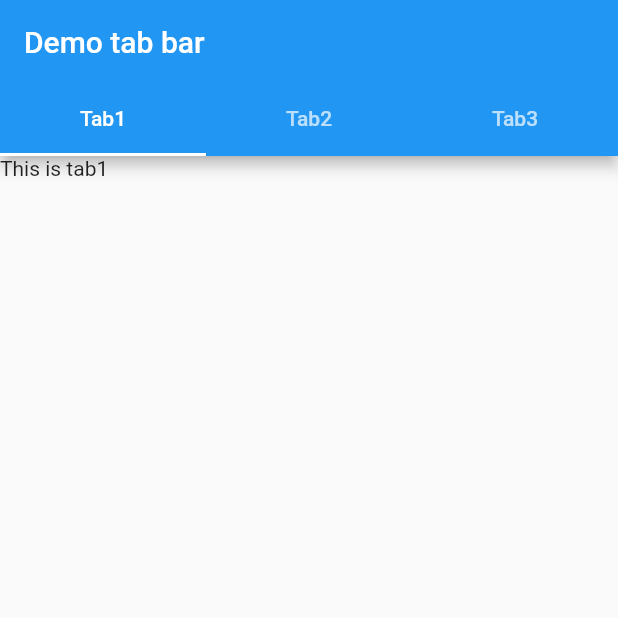
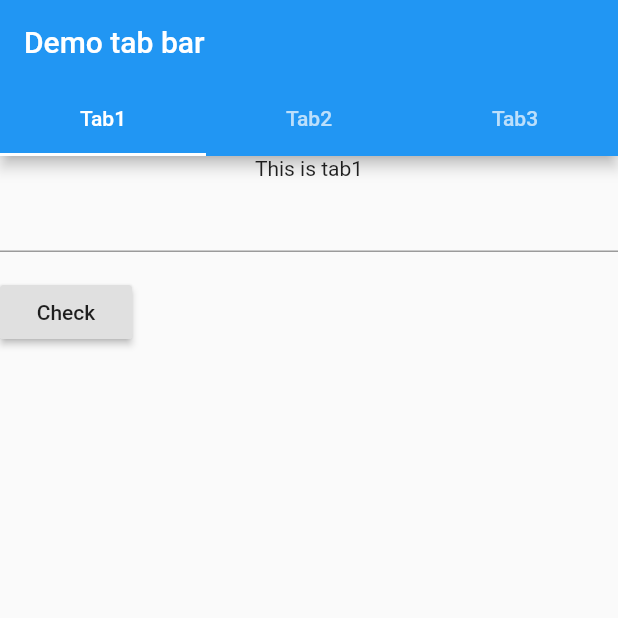
Before and after one commit to doremichen/flutter_list_demo, a Flutter app: the screen it shows after launch, after a tap on "demo tabbar view", on a phone screen of 412 x 824 dp, the top half of it. Run offline on Flutter 3.47's test engine with Material 2 defaults, Android fonts, the phone set to English and light mode, and no system bars; our stand-ins replace fluttertoast; statements that could not run were skipped.

```diff
--- a/lib/main.dart
+++ b/lib/main.dart
@@ -150,7 +150,7 @@ class _MyHomePageState extends State<MyHomePage> {
                 Navigator.push(context, MaterialPageRoute(builder: (context) => DemoCustomScrollView()));
               },
             ),
-            SnackBarPage(),
+            Utils.showSnackBar("I am snackBar"),
             RaisedButton(
               child: Text("demo tabbar view"),
               onPressed: () {
@@ -172,35 +172,6 @@ class _MyHomePageState extends State<MyHomePage> {
   }
 }
 
-///
-/// Show snackbar widget
-///
-class SnackBarPage extends StatelessWidget {
-  @override
-  Widget build(BuildContext context) {
-    return Center(
-      child: RaisedButton(
-        child: Text("demo Snack bar"),
-        onPressed: () {
-
-          SnackBar _snackBar = SnackBar(
-            content: Text("I am snackBar..."),
-            action: SnackBarAction(
-                label: "Action",
-                onPressed: () {
-                  Utils.showToast("Sanck bar action....");
-                }
-            ),
-          );
-
-
-          Scaffold.of(context).showSnackBar(_snackBar);
-        },
-      ),
-    );
-  }
-
-}
 
 class Todo {
   final String title;
@@ -255,19 +226,14 @@ class SimpleLitViewRoute extends StatelessWidget {
 
   final todos = List<Todo>.generate(10, (i) => Todo(title: "Todo $i", description: "Todo description: Hello $i item"));
 
-  List<String> itemName = ["Test1", "Test2", "Test3"];
-  // TextField controller
-  TextEditingController _controller = TextEditingController();
-
-  // show result
-  String _retstr;
+  final List<String> itemName = ["Test1", "Test2", "Test3"];
 
   Future<void> _goToNext(BuildContext context, int position) async {
     Future<Todo> data = Navigator.push(context, MaterialPageRoute(builder:
         (context) => DetailScreen(todo: todos[position],)));
 
     data.then((value) {
-      _retstr = value.ret;
+      final String _retstr = value.ret;
       Utils.showToast(_retstr);
     });
   }
--- a/lib/src/tab_bar_view.dart
+++ b/lib/src/tab_bar_view.dart
@@ -2,6 +2,7 @@
 /// Workings with tab
 ///
 import 'package:flutter/material.dart';
+import 'utils.dart';
 
 
 class DemoTabBarView extends StatelessWidget {
@@ -24,7 +25,16 @@ class DemoTabBarView extends StatelessWidget {
             ),
             body: TabBarView(
               children: [
-                Text("This is tab1"),
+                /// tab 1 view
+                Center(
+                  child: Column(
+                    children: <Widget>[
+                      Text("This is tab1"),
+                      MyForm(),
+
+                    ],
+                  ),
+                ),
                 Text("This is tab2"),
                 /// tab 3 view
                 Center(
@@ -49,3 +59,54 @@ class DemoTabBarView extends StatelessWidget {
   }
 
 }
+///
+/// Create form widget
+///
+class MyForm extends StatefulWidget {
+  @override
+  State<StatefulWidget> createState() {
+    return _MyFormState();
+  }
+
+}
+
+class _MyFormState extends State<MyForm> {
+
+  // form key
+  final _formKey = GlobalKey<FormState>();
+
+  @override
+  Widget build(BuildContext context) {
+    return Form(
+      key: _formKey,
+      child: Column(
+        crossAxisAlignment: CrossAxisAlignment.start,
+        children: <Widget>[
+          TextFormField(
+            validator: (value) {
+              if (value.isEmpty) {
+                // return error string if not valid input
+                return "Please enter non empty string";
+              }
+            },
+          ),
+          Padding(
+            padding: const EdgeInsets.symmetric(vertical: 16.0),
+            child: RaisedButton(
+              child: Text("Check"),
+              onPressed: () {
+                  // check form state
+                  if (_formKey.currentState.validate()) {
+                    // show snack bar
+                    Scaffold.of(context)
+                        .showSnackBar(SnackBar(content: Text('Processing Data')));
+                  }
+              },
+            ),
+          ),
+        ],
+      ),
+    );
+  }
+
+}
```
Also changed, not shown: lib/src/utils.dart (+34 -0 lines).
